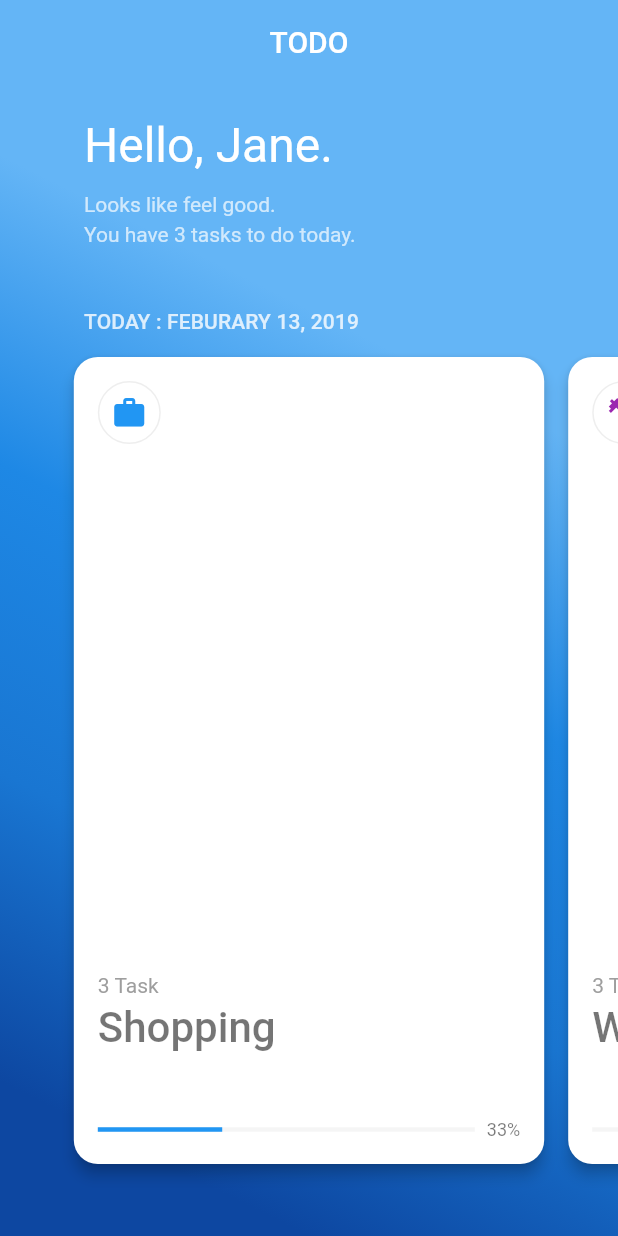
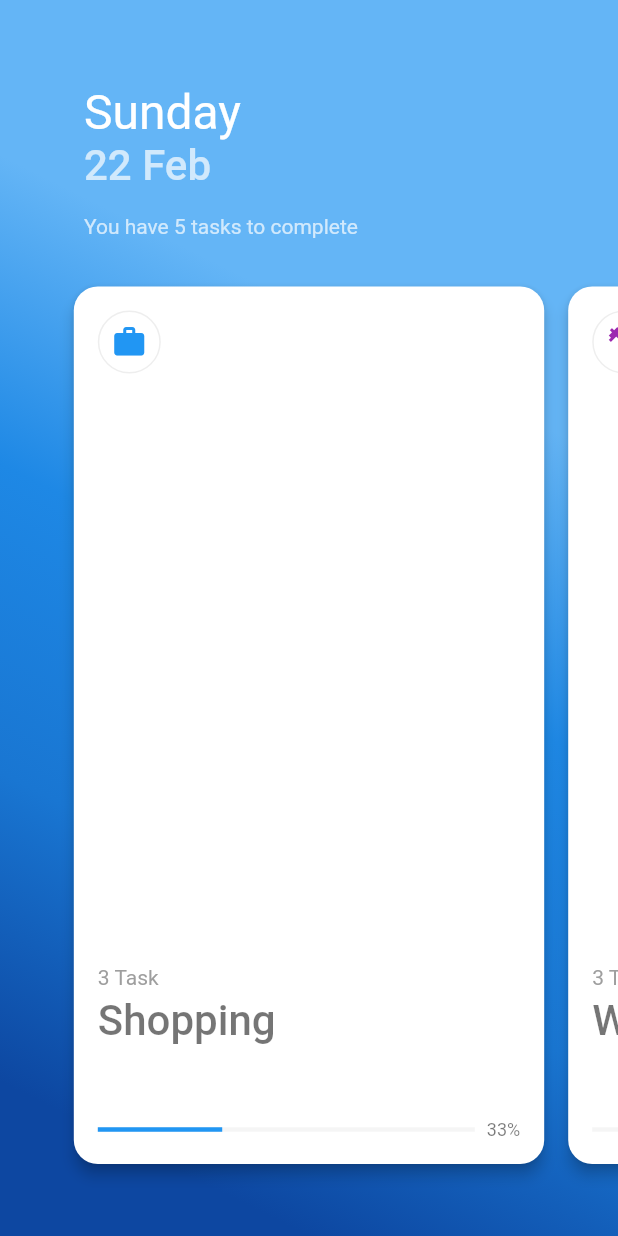
Before and after one commit to sabinbajracharya/fluttery-todo, a Flutter app: the screen it shows after launch, on a phone screen of 412 x 824 dp. Run offline on Flutter 3.47's test engine with Material 2 defaults, Android fonts, the phone set to English and light mode, and no system bars; our stand-ins replace flutter_colorpicker, sqflite; accounts and stored records are empty; generated files the repository leaves out were written again; Roboto replaces fonts that are missing (Hind).

Commit message:
Add date, month and day in home page | Remove static text and image

```diff
--- a/lib/main.dart
+++ b/lib/main.dart
@@ -11,6 +11,7 @@ import 'package:todo/model/hero_id_model.dart';
 import 'package:todo/model/task_model.dart';
 import 'package:todo/route/scale_route.dart';
 import 'package:todo/utils/color_utils.dart';
+import 'package:todo/utils/datetime_utils.dart';
 import 'package:todo/page/detail_screen.dart';
 import 'package:todo/component/todo_badge.dart';
 
@@ -33,7 +34,7 @@ class MyApp extends StatelessWidget {
           ),
         ),
       ),
-      home: MyHomePage(title: 'TODO'),
+      home: MyHomePage(title: ''),
     );
 
     return ScopedModel<TodoListModel>(
@@ -57,6 +58,11 @@ class MyHomePage extends StatefulWidget {
     );
   }
 
+  String currentDay(BuildContext context) {
+    var dayIndex = MaterialLocalizations.of(context).firstDayOfWeekIndex;
+    return DateTimeUtils.days[dayIndex];
+  }
+
   @override
   _MyHomePageState createState() => _MyHomePageState();
 }
@@ -76,10 +82,13 @@ class _MyHomePageState extends State<MyHomePage> {
   Widget build(BuildContext context) {
     return ScopedModelDescendant<TodoListModel>(
         builder: (BuildContext context, Widget child, TodoListModel model) {
+
       var _tasks = model.tasks;
+      var _todos = model.todos;
       var backgroundColor = _tasks.isEmpty || _tasks.length == _currentPageIndex
           ? Colors.blueGrey
           : ColorUtils.getColorFrom(id: _tasks[_currentPageIndex].color);
+
       return GradientBackground(
         color: backgroundColor,
         child: Scaffold(
@@ -100,9 +109,9 @@ class _MyHomePageState extends State<MyHomePage> {
                   children: <Widget>[
                     // ShadowImage(),
                     Container(
-                      margin: EdgeInsets.only(top: 22.0, bottom: 12.0),
+                      // margin: EdgeInsets.only(top: 22.0),
                       child: Text(
-                        'Hello, Jane.',
+                        '${widget.currentDay(context)}',
                         style: Theme.of(context)
                             .textTheme
                             .headline
@@ -110,30 +119,31 @@ class _MyHomePageState extends State<MyHomePage> {
                       ),
                     ),
                     Text(
-                      'Looks like feel good.',
+                      '${DateTimeUtils.currentDate} ${DateTimeUtils.currentMonth}',
+                      style: Theme.of(context)
+                          .textTheme
+                          .title
+                          .copyWith(color: Colors.white.withOpacity(0.7)),
+                    ),
+                    Container(height: 16.0),
+                    Text(
+                      'You have ${_todos.where((todo) => todo.isCompleted == 0).length} tasks to complete',
                       style: Theme.of(context)
                           .textTheme
                           .body1
                           .copyWith(color: Colors.white.withOpacity(0.7)),
                     ),
-                    Container(height: 4.0),
-                    Text(
-                      'You have 3 tasks to do today.',
-                      style: Theme.of(context)
-                          .textTheme
-                          .body1
-                          .copyWith(color: Colors.white.withOpacity(0.7)),
-                    ),
-                    Container(
-                      margin: EdgeInsets.only(top: 42.0),
-                      child: Text(
-                        'TODAY : FEBURARY 13, 2019',
-                        style: Theme.of(context)
-                            .textTheme
-                            .subtitle
-                            .copyWith(color: Colors.white.withOpacity(0.8)),
-                      ),
-                    ),
+                    Container(height: 16.0,)
+                    // Container(
+                    //   margin: EdgeInsets.only(top: 42.0),
+                    //   child: Text(
+                    //     'TODAY : FEBURARY 13, 2019',
+                    //     style: Theme.of(context)
+                    //         .textTheme
+                    //         .subtitle
+                    //         .copyWith(color: Colors.white.withOpacity(0.8)),
+                    //   ),
+                    // ),
                   ],
                 ),
               ),
--- /dev/null
+++ b/lib/utils/datetime_utils.dart
@@ -0,0 +1,26 @@
+import 'package:intl/intl.dart';
+
+class DateTimeUtils {
+  static const _days = [
+    "Sunday",
+    "Monday",
+    "Tuesday",
+    "Wednesday",
+    "Thursday",
+    "Friday",
+    "Saturday",
+  ];
+
+  static List<String> get days => _days;
+
+  static String get currentMonth {
+    DateTime now = DateTime.now();
+    return DateFormat('MMM').format(now);
+  }
+
+  static String get currentDate {
+    DateTime now = DateTime.now();
+    return DateFormat('d').format(now);
+  }
+
+}
--- a/pubspec.yaml
+++ b/pubspec.yaml
@@ -21,6 +21,7 @@ dependencies:
   json_annotation: ^2.0.0
   sqflite: ^1.1.0
   flutter_colorpicker: ^0.2.1
+  intl: ^0.15.7
 
   # The following adds the Cupertino Icons font to your application.
   # Use with the CupertinoIcons class for iOS style icons.
```
